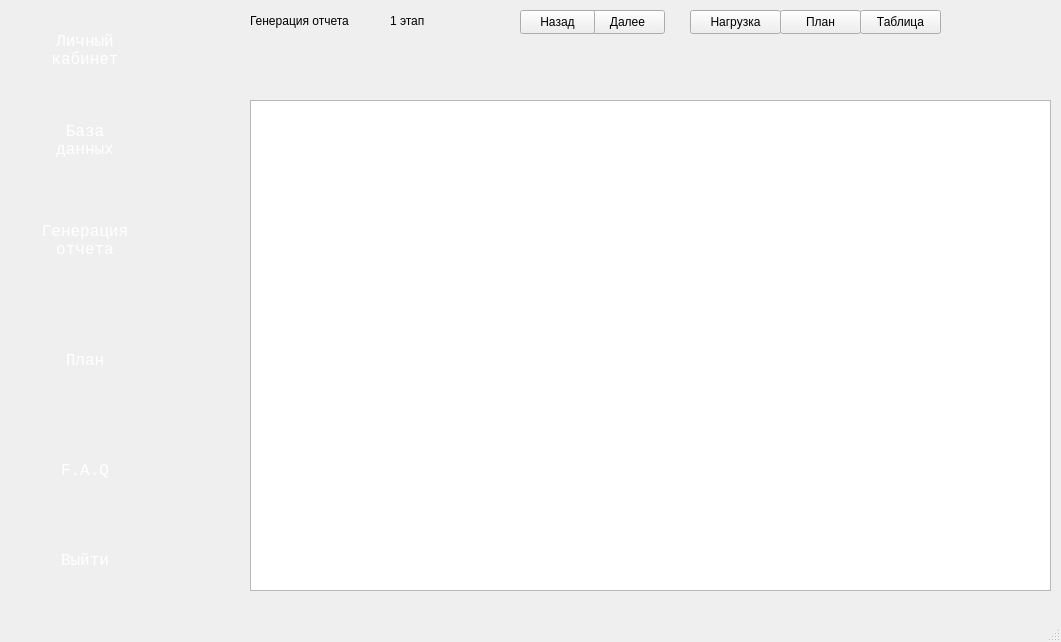
Before: the Qt Designer form View/workspace.ui in AncharGilgamesh/Program-P, drawn with Qt 5.
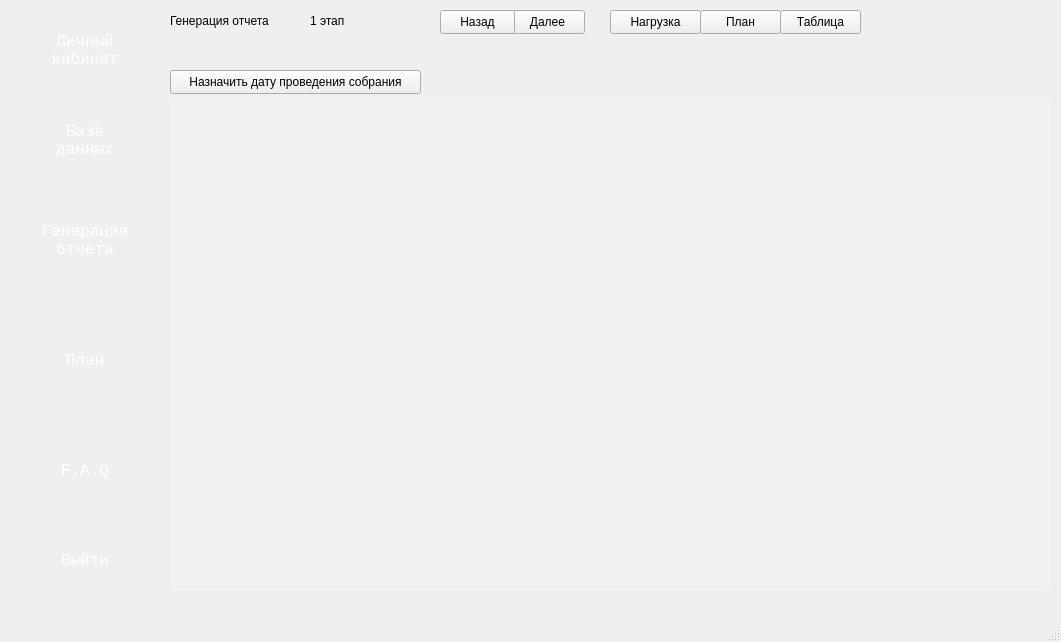
After: the same form once the commit is applied. The open tabs and pages were chosen to show the change. Icons and pictures are not drawn.

Diff of the .ui file:
```diff
--- a/View/workspace.ui
+++ b/View/workspace.ui
@@ -28,9 +28,9 @@
    <widget class="QStackedWidget" name="mainStackedWidget">
     <property name="geometry">
      <rect>
-      <x>250</x>
+      <x>170</x>
       <y>10</y>
-      <width>801</width>
+      <width>881</width>
       <height>591</height>
      </rect>
     </property>
@@ -110,7 +110,7 @@
        <rect>
         <x>0</x>
         <y>30</y>
-        <width>801</width>
+        <width>881</width>
         <height>551</height>
        </rect>
       </property>
@@ -120,11 +120,49 @@
          <rect>
           <x>0</x>
           <y>60</y>
-          <width>801</width>
+          <width>881</width>
           <height>491</height>
          </rect>
         </property>
+        <property name="styleSheet">
+         <string notr="true">QTableView {
+    background-color: rgba(255, 255, 255, 30);
+    border: 1px solid rgba(255, 255, 255, 40);
+    border-bottom-right-radius: 7px;
+    border-bottom-left-radius: 7px;
+}
+QTableView::item {
+    border: none;
+    border-bottom: 1px solid rgba(255, 255, 255, 50);
+    padding: 5px;
+    color: white; /* чтобы проверить, точно ли стиль применяется */
+}
+QTableView::item:selected {
+    border: none;
+    color: white;
+    background-color: rgba(255, 255, 255, 80);
+}
+QHeaderView::section {
+    background-color: rgb(53, 53, 53);
+    color: white;
+    border: none;
+    font-size: 10pt;
+}</string>
+        </property>
        </widget>
+       <widget class="QPushButton" name="meeting_date_otch_btn">
+        <property name="geometry">
+         <rect>
+          <x>0</x>
+          <y>30</y>
+          <width>251</width>
+          <height>24</height>
+         </rect>
+        </property>
+        <property name="text">
+         <string>Назначить дату проведения собрания</string>
+        </property>
+       </widget>
       </widget>
       <widget class="QWidget" name="page_2"/>
      </widget>
```
Left out of the diff: 45 changed lines with no effect on the pictures.
